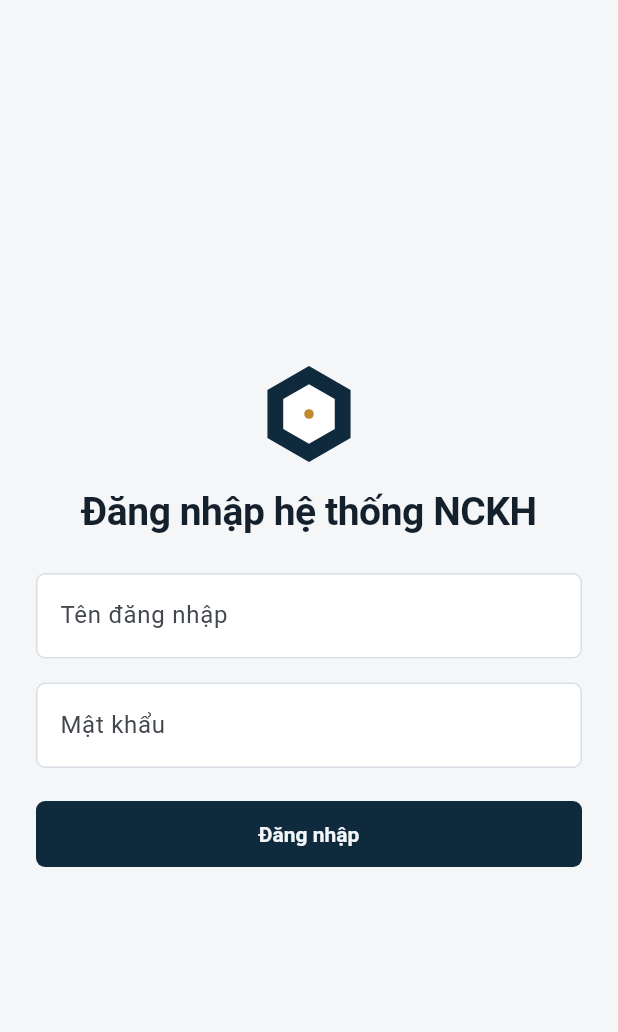
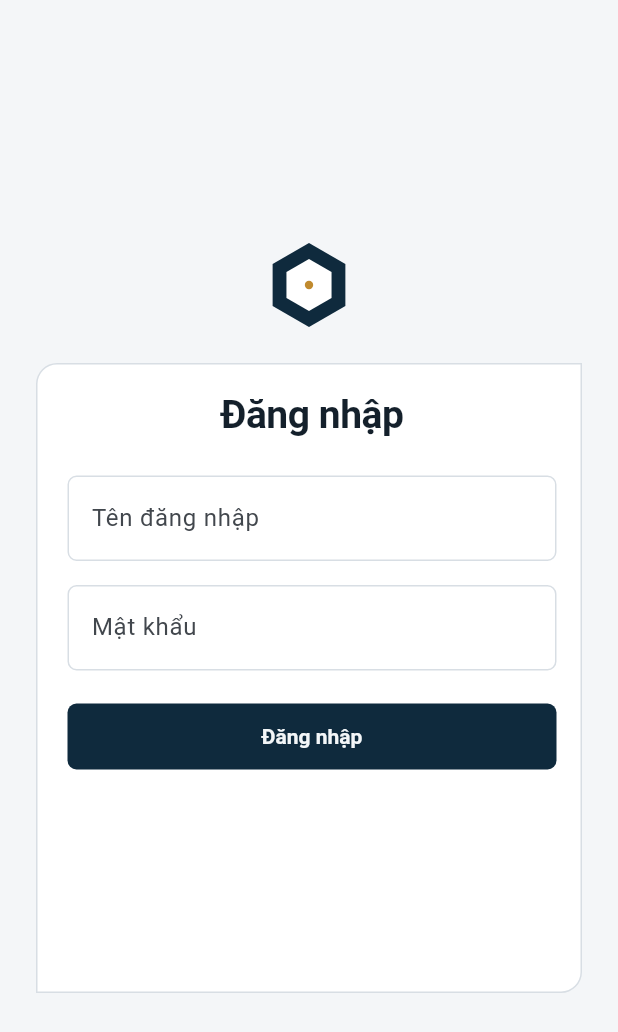
Before and after one commit to chiendoan77/nckh_app, a Flutter app: the LoginPage screen opened by its route, on a phone screen of 412 x 824 dp. Shown: the top 1032 px of the screen. Run offline on Flutter 3.47's test engine with Material 3 defaults, Android fonts, the phone set to English and light mode, and no system bars; our stand-ins replace dio, fl_chart, flutter_riverpod, go_router; missing offline and left inert: file_saver; Roboto replaces fonts that are missing (BeVietnamPro, SourceSerif4).

Commit message:
UI-6: split responsive login screen
Co-authored-by: Copilot <223556219+Copilot@users.noreply.github.com>

```diff
--- a/lib/features/auth/ui/login_page.dart
+++ b/lib/features/auth/ui/login_page.dart
@@ -6,6 +6,7 @@ import '../../../core/auth/session.dart';
 import '../../../core/network/api_error.dart';
 import '../../../core/utils/validators.dart';
 import '../../../shared/widgets/app_button.dart';
+import '../../../shared/widgets/app_card.dart';
 import '../../../shared/widgets/app_toast.dart';
 import '../../../shared/widgets/hexagon_logo.dart';
 import '../data/auth_provider.dart';
@@ -74,21 +75,89 @@ class _LoginPageState extends ConsumerState<LoginPage> {
 
   @override
   Widget build(BuildContext context) => Scaffold(
-    body: Center(
+    body: LayoutBuilder(
+      builder: (context, constraints) => constraints.maxWidth >= 900
+          ? Row(
+              children: [
+                Expanded(child: _buildBrandPanel(context)),
+                Expanded(
+                  child: Center(
                     child: SingleChildScrollView(
                       padding: const EdgeInsets.all(24),
                       child: ConstrainedBox(
-          constraints: const BoxConstraints(maxWidth: AppTokens.readableWidth),
+                        constraints: const BoxConstraints(maxWidth: 420),
+                        child: _buildFormCard(context),
+                      ),
+                    ),
+                  ),
+                ),
+              ],
+            )
+          : Center(
+              child: SingleChildScrollView(
+                padding: const EdgeInsets.all(24),
+                child: ConstrainedBox(
+                  constraints: const BoxConstraints(maxWidth: 420),
+                  child: Column(
+                    mainAxisSize: MainAxisSize.min,
+                    children: [
+                      const HexagonLogo(size: 56),
+                      const SizedBox(height: 24),
+                      _buildFormCard(context),
+                    ],
+                  ),
+                ),
+              ),
+            ),
+    ),
+  );
+
+  Widget _buildBrandPanel(BuildContext context) => ColoredBox(
+    color: AppTokens.sidebar,
+    child: Padding(
+      padding: const EdgeInsets.all(48),
+      child: Column(
+        crossAxisAlignment: CrossAxisAlignment.start,
+        mainAxisAlignment: MainAxisAlignment.center,
+        children: [
+          const HexagonLogo(size: 56),
+          const SizedBox(height: 32),
+          Text(
+            'TRƯỜNG ĐẠI HỌC QUY NHƠN',
+            style: Theme.of(context).textTheme.bodySmall?.copyWith(
+              color: AppTokens.accent,
+              letterSpacing: 1.4,
+              fontWeight: FontWeight.w600,
+            ),
+          ),
+          const SizedBox(height: 24),
+          Text(
+            'Hệ thống quản lý đề tài nghiên cứu khoa học',
+            style: Theme.of(context).textTheme.headlineLarge
+                ?.copyWith(color: AppTokens.sidebarText),
+          ),
+          const SizedBox(height: 16),
+          Text(
+            'Quản lý đề tài nghiên cứu khoa học.',
+            style: Theme.of(context).textTheme.bodyLarge
+                ?.copyWith(color: AppTokens.sidebarText.withValues(alpha: 0.7)),
+          ),
+        ],
+      ),
+    ),
+  );
+
+  Widget _buildFormCard(BuildContext context) => SizedBox(
+    height: 420,
+    child: AppCard(
       child: Form(
         key: _formKey,
         child: Column(
           mainAxisSize: MainAxisSize.min,
           crossAxisAlignment: CrossAxisAlignment.stretch,
           children: [
-                const Center(child: HexagonLogo(size: 64)),
-                const SizedBox(height: 16),
             Text(
-                  'Đăng nhập hệ thống NCKH',
+              'Đăng nhập',
               textAlign: TextAlign.center,
               style: Theme.of(context).textTheme.headlineMedium,
             ),
@@ -129,7 +198,5 @@ class _LoginPageState extends ConsumerState<LoginPage> {
         ),
       ),
     ),
-      ),
-    ),
   );
 }
```
Also changed, not shown: 1 other file. Lines whose indentation alone changed are shown as unchanged.
